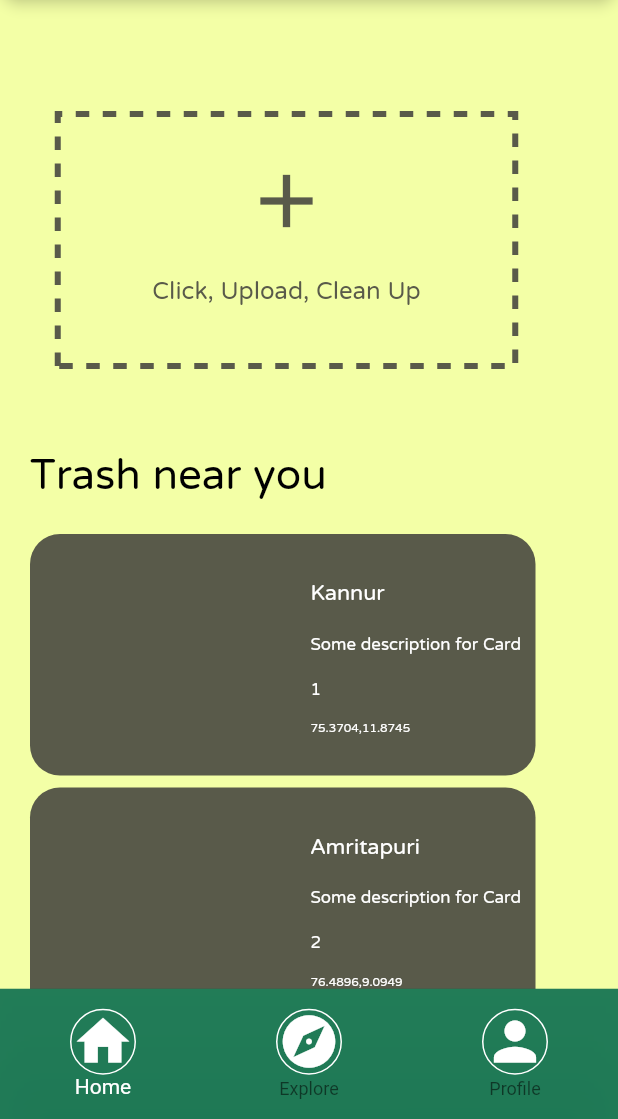
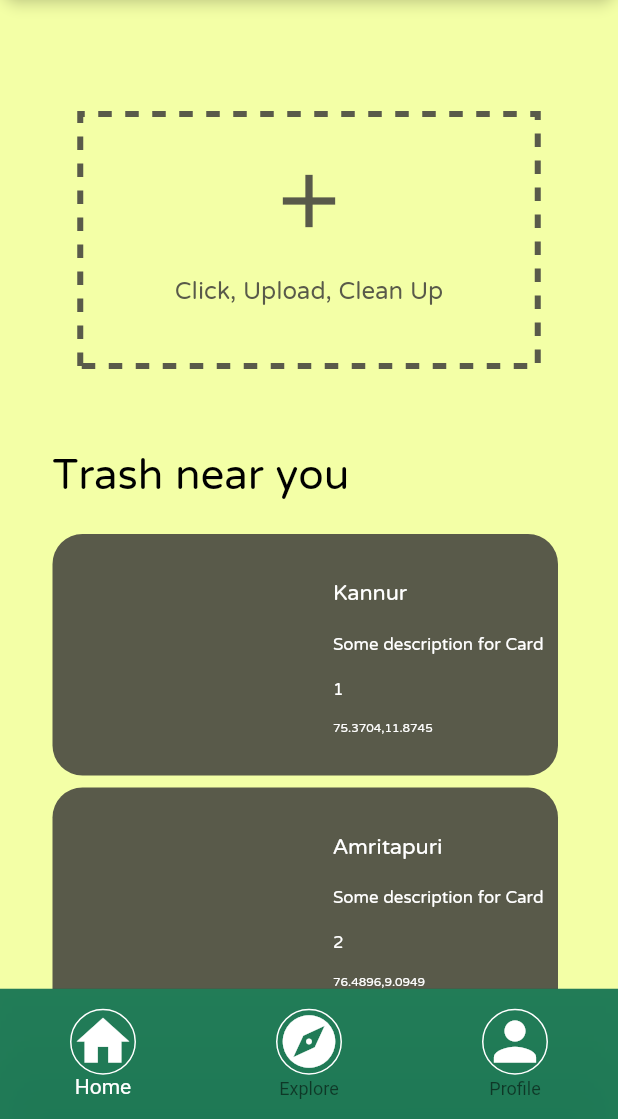
Before and after one commit to spellsharp/trasheroo, a Flutter app: the screen it shows after launch, on a phone screen of 412 x 824 dp, the part 117-1236 px from its top. Run offline on Flutter 3.47's test engine with Material 2 defaults, Android fonts, the light colour scheme and no system bars; drawn by our look-alikes of dotted_border; our stand-ins replace drop_shadow, firebase_auth, firebase_core, font_awesome_flutter, image_picker, location and 1 more; missing offline and left inert: flutter_osm_plugin; accounts and stored records are empty.

Commit message:
minor change in alignment

```diff
--- a/lib/HomePage.dart
+++ b/lib/HomePage.dart
@@ -374,6 +374,7 @@
               ),
               Row(
                 children: [
+                  SizedBox(width: 15),
                   Column(
                     crossAxisAlignment: CrossAxisAlignment.center,
                     children: [
```
